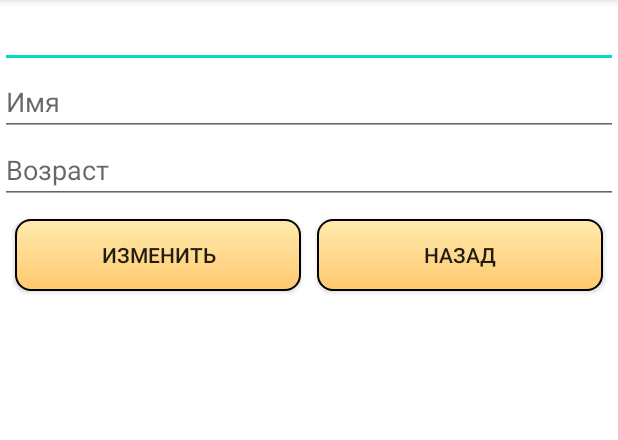
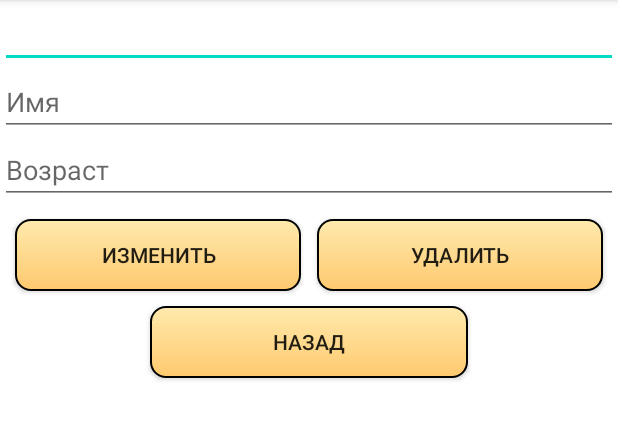
Before and after one commit to raiveder/Employees, an Android app: the Change screen opened directly, with no data from a screen before it, after a tap on "ИЗМЕНИТЬ", on a phone screen of 412 x 824 dp, the part 84-524 px from its top. Run offline under Robolectric (Android 15) with nearby library versions, the phone set to English and light mode, and no system bars.

Commit message:
Удаление

```diff
--- a/app/build.gradle
+++ b/app/build.gradle
@@ -32,7 +32,7 @@ dependencies {
     implementation 'androidx.appcompat:appcompat:1.3.0'
     implementation 'com.google.android.material:material:1.4.0'
     implementation 'androidx.constraintlayout:constraintlayout:2.0.4'
-    implementation files('D:\\Android projects\\Employees\\app\\libs\\jtds-1.3.1.jar')
+    implementation files('C:\\Sergeev41P\\app\\libs\\jtds-1.3.1.jar')
     testImplementation 'junit:junit:4.13.2'
     androidTestImplementation 'androidx.test.ext:junit:1.1.3'
     androidTestImplementation 'androidx.test.espresso:espresso-core:3.4.0'
--- a/app/src/main/java/com/example/employees/Change.java
+++ b/app/src/main/java/com/example/employees/Change.java
@@ -17,6 +17,7 @@ public class Change extends AppCompatActivity implements View.OnClickListener {
 
     Button btnBack;
     Button btnChange;
+    Button btnDel;
     TextView txtSurname;
     TextView txtName;
     TextView txtAge;
@@ -35,6 +36,9 @@ public class Change extends AppCompatActivity implements View.OnClickListener {
 
         btnChange = findViewById(R.id.btnChange);
         btnChange.setOnClickListener(this);
+
+        btnDel = findViewById(R.id.btnDel);
+        btnDel.setOnClickListener(this);
 
         txtSurname = findViewById(R.id.Surname);
         txtSurname.setOnFocusChangeListener((v, hasFocus) -> {
@@ -124,6 +128,33 @@ public class Change extends AppCompatActivity implements View.OnClickListener {
                 } catch (Exception ex) {
                     Toast.makeText(this, "Возникла ошибка!", Toast.LENGTH_LONG).show();
                 }
+
+            case R.id.btnDel:
+                try {
+                    DBHelper dbHelper = new DBHelper();
+                    connection = dbHelper.connectionClass();
+
+                    if (connection != null) {
+                        String query = "DELETE FROM Employees WHERE Id = " + MainActivity.id;
+                        Statement statement = connection.createStatement();
+                        statement.executeUpdate(query);
+
+                        txtSurname.setText("");
+                        txtName.setText("");
+                        txtAge.setText("");
+
+                        txtSurname.clearFocus();
+                        txtName.clearFocus();
+                        txtAge.clearFocus();
+
+                        Toast.makeText(this, "Сотрудник успешно удалён", Toast.LENGTH_LONG).show();
+                        break;
+                    } else {
+                        Toast.makeText(this, "Проверьте подключение!", Toast.LENGTH_LONG).show();
+                    }
+                } catch (Exception ex) {
+                    Toast.makeText(this, "Возникла ошибка!", Toast.LENGTH_LONG).show();
+                }
         }
     }
 }
--- a/app/src/main/java/com/example/employees/MainActivity.java
+++ b/app/src/main/java/com/example/employees/MainActivity.java
@@ -156,9 +156,9 @@ public class MainActivity extends AppCompatActivity implements View.OnClickListe
     @Override
     public void onClick(View v) {
         try {
+            id = String.valueOf((v.getId()));
             DBHelper dbHelper = new DBHelper();
             connection = dbHelper.connectionClass();
-            id = String.valueOf((v.getId()));
             if (connection != null) {
                     Intent intent = new Intent(MainActivity.this, Change.class);
                     startActivity(intent);
--- a/app/src/main/res/layout/activity_change.xml
+++ b/app/src/main/res/layout/activity_change.xml
@@ -42,11 +42,24 @@
         android:layout_width="0dp"
         android:layout_height="wrap_content"
         android:text="@string/change"
-        app:layout_constraintEnd_toStartOf="@id/btnBack"
+        app:layout_constraintEnd_toStartOf="@id/btnDel"
         app:layout_constraintStart_toStartOf="parent"
         app:layout_constraintTop_toBottomOf="@id/Age"
         android:layout_marginRight="5dp"
         android:layout_marginLeft="10dp"
+        android:layout_marginTop="10dp"/>
+
+    <android.widget.Button
+        android:id="@+id/btnDel"
+        android:background="@drawable/buttonbackground"
+        android:layout_width="0dp"
+        android:layout_height="wrap_content"
+        android:text="@string/delete"
+        app:layout_constraintEnd_toEndOf="parent"
+        app:layout_constraintStart_toEndOf="@id/btnChange"
+        app:layout_constraintTop_toBottomOf="@id/Age"
+        android:layout_marginRight="10dp"
+        android:layout_marginLeft="5dp"
         android:layout_marginTop="10dp"/>
 
     <android.widget.Button
@@ -56,10 +69,9 @@
         android:layout_height="wrap_content"
         android:text="@string/back"
         app:layout_constraintEnd_toEndOf="parent"
-        app:layout_constraintStart_toEndOf="@id/btnChange"
-        app:layout_constraintTop_toBottomOf="@id/Age"
-        android:layout_marginRight="10dp"
-        android:layout_marginLeft="5dp"
-        android:layout_marginTop="10dp"/>
+        app:layout_constraintStart_toStartOf="parent"
+        app:layout_constraintTop_toBottomOf="@id/btnChange"
+        android:layout_marginHorizontal="100dp"
+        android:layout_marginTop="10dp" />
 
 </androidx.constraintlayout.widget.ConstraintLayout>
--- a/app/src/main/res/values/strings.xml
+++ b/app/src/main/res/values/strings.xml
@@ -7,4 +7,5 @@
     <string name="add">Добавить</string>
     <string name="back">Назад</string>
     <string name="change">Изменить</string>
+    <string name="delete">Удалить</string>
 </resources>
```
Also changed, not shown: app/src/main/res/layout/activity_main.xml (+15 -13 lines).
